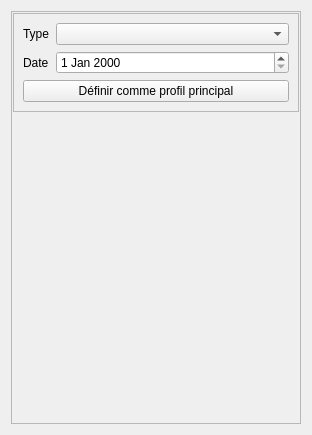
Above: Lamia/worktypeconf/base3/qgswidgets/lamia_form_profile_ui.ui from Artelia/Lamia before the change. Below: the same form after it.
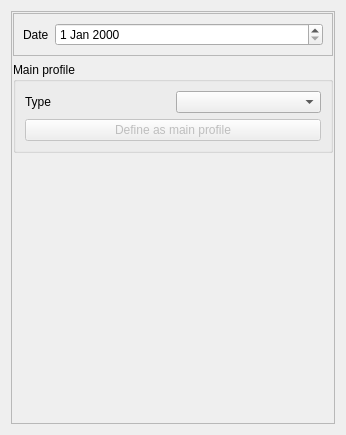
That is the form after the change.

```diff
--- a/Lamia/worktypeconf/base3/qgswidgets/lamia_form_profile_ui.ui
+++ b/Lamia/worktypeconf/base3/qgswidgets/lamia_form_profile_ui.ui
@@ -6,7 +6,7 @@
    <rect>
     <x>0</x>
     <y>0</y>
-    <width>312</width>
+    <width>346</width>
     <height>435</height>
    </rect>
   </property>
@@ -22,8 +22,17 @@
      <property name="frameShadow">
       <enum>QFrame::Raised</enum>
      </property>
-     <layout class="QVBoxLayout" name="verticalLayout">
-      <property name="margin">
+     <layout class="QVBoxLayout" name="verticalLayout" stretch="1,1,10">
+      <property name="leftMargin">
+       <number>1</number>
+      </property>
+      <property name="topMargin">
+       <number>1</number>
+      </property>
+      <property name="rightMargin">
+       <number>1</number>
+      </property>
+      <property name="bottomMargin">
        <number>1</number>
       </property>
       <item>
@@ -38,16 +47,6 @@
          <property name="fieldGrowthPolicy">
           <enum>QFormLayout::AllNonFixedFieldsGrow</enum>
          </property>
-         <item row="0" column="0">
-          <widget class="QLabel" name="label_3">
-           <property name="text">
-            <string>Type</string>
-           </property>
-          </widget>
-         </item>
-         <item row="0" column="1">
-          <widget class="QComboBox" name="comboBox_type"/>
-         </item>
          <item row="1" column="0">
           <widget class="QLabel" name="label">
            <property name="text">
@@ -58,10 +57,32 @@
          <item row="1" column="1">
           <widget class="QDateEdit" name="dateEdit"/>
          </item>
-         <item row="2" column="0" colspan="2">
+        </layout>
+       </widget>
+      </item>
+      <item>
+       <widget class="QGroupBox" name="groupBox">
+        <property name="title">
+         <string>Main profile</string>
+        </property>
+        <layout class="QGridLayout" name="gridLayout">
+         <item row="0" column="0">
+          <widget class="QLabel" name="label_3">
+           <property name="text">
+            <string>Type</string>
+           </property>
+          </widget>
+         </item>
+         <item row="0" column="1">
+          <widget class="QComboBox" name="comboBox_type"/>
+         </item>
+         <item row="1" column="0" colspan="2">
           <widget class="QPushButton" name="pushButton_setasdefault">
+           <property name="enabled">
+            <bool>false</bool>
+           </property>
            <property name="text">
-            <string>Définir comme profil principal</string>
+            <string>Define as main profile</string>
            </property>
           </widget>
          </item>
@@ -74,8 +95,17 @@
          <number>0</number>
         </property>
         <widget class="QWidget" name="page">
-         <layout class="QVBoxLayout" name="verticalLayout_4" stretch="">
-          <property name="margin">
+         <layout class="QVBoxLayout" name="verticalLayout_4">
+          <property name="leftMargin">
+           <number>3</number>
+          </property>
+          <property name="topMargin">
+           <number>3</number>
+          </property>
+          <property name="rightMargin">
+           <number>3</number>
+          </property>
+          <property name="bottomMargin">
            <number>3</number>
           </property>
          </layout>
```
Left out of the diff: 15 changed lines with no effect on the pictures.
